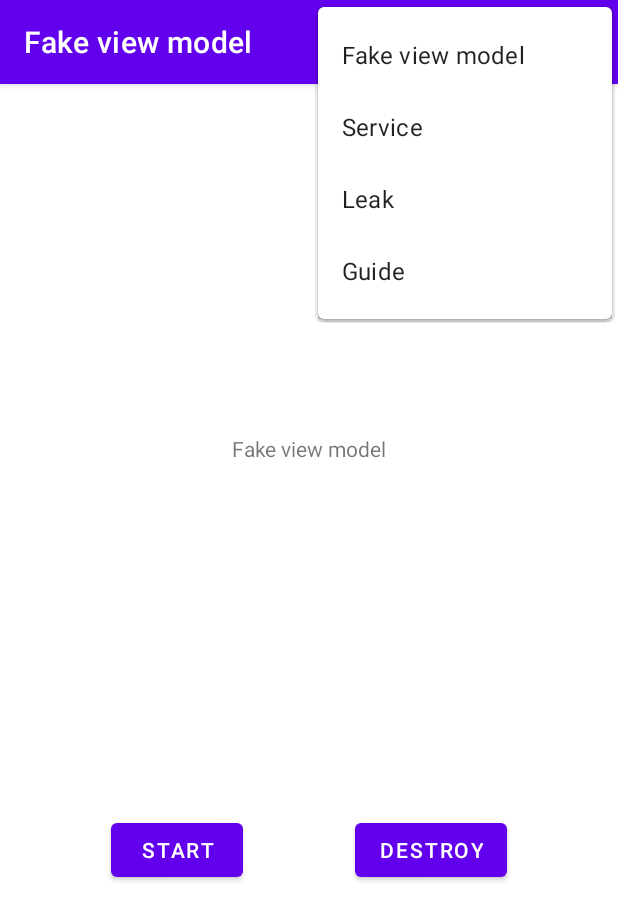
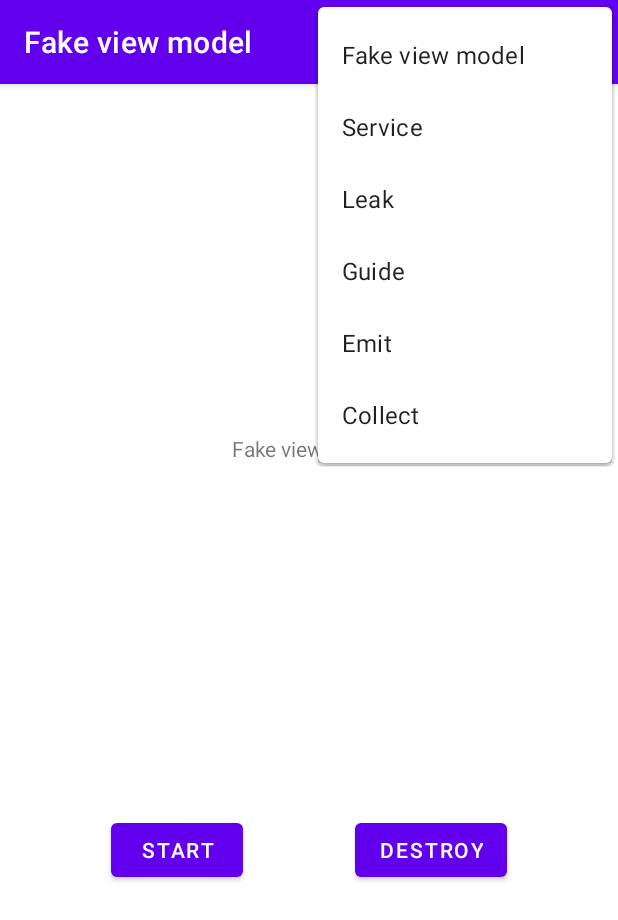
Before and after one commit to JakubMosakowski/coroutines-playground, an Android app: the screen it shows after launch (MainActivity), with the options menu open, on a phone screen of 412 x 824 dp. Shown: the top 920 px of the screen. Run offline under Robolectric (Android 15) with nearby library versions, the phone set to English and light mode, and no system bars; our stand-ins replace navigation-ui.

Commit message:
add shared example

```diff
--- /dev/null
+++ b/app/src/main/java/com/jakmos/coroutinesplayground/guide/shared/SharedFlow.kt
@@ -0,0 +1,5 @@
+package com.jakmos.coroutinesplayground.guide.shared
+
+import kotlinx.coroutines.flow.MutableSharedFlow
+
+val sampleSharedFlow = MutableSharedFlow<Int>()
--- a/app/src/main/res/menu/menu_main.xml
+++ b/app/src/main/res/menu/menu_main.xml
@@ -21,4 +21,14 @@
         android:id="@+id/action_guide"
         android:title="@string/guide"
         app:showAsAction="never" />
+
+    <item
+        android:id="@+id/action_emit"
+        android:title="@string/emit"
+        app:showAsAction="never" />
+
+    <item
+        android:id="@+id/action_collect"
+        android:title="@string/collect"
+        app:showAsAction="never" />
 </menu>
--- a/app/src/main/res/navigation/nav_graph.xml
+++ b/app/src/main/res/navigation/nav_graph.xml
@@ -17,6 +17,14 @@
         android:id="@+id/toGuideFragment"
         app:destination="@id/GuideFragment" />
 
+    <action
+        android:id="@+id/toEmitFragment"
+        app:destination="@id/EmitFragment" />
+
+    <action
+        android:id="@+id/toCollectFragment"
+        app:destination="@id/CollectFragment" />
+
     <fragment
         android:id="@+id/FakeViewModelFragment"
         android:name="com.jakmos.coroutinesplayground.fakeviewmodel.FakeViewModelFragment"
@@ -34,4 +42,16 @@
         android:name="com.jakmos.coroutinesplayground.guide.GuideFragment"
         android:label="@string/guide"
         tools:layout="@layout/fragment_guide" />
+
+    <fragment
+        android:id="@+id/EmitFragment"
+        android:name="com.jakmos.coroutinesplayground.guide.shared.emit.EmitFragment"
+        android:label="@string/emit"
+        tools:layout="@layout/fragment_emit" />
+
+    <fragment
+        android:id="@+id/CollectFragment"
+        android:name="com.jakmos.coroutinesplayground.guide.shared.collect.CollectFragment"
+        android:label="@string/collect"
+        tools:layout="@layout/fragment_collect" />
 </navigation>
--- a/app/src/main/res/values/strings.xml
+++ b/app/src/main/res/values/strings.xml
@@ -7,4 +7,6 @@
     <string name="service">Service</string>
     <string name="leak">Leak</string>
     <string name="guide">Guide</string>
+    <string name="emit">Emit</string>
+    <string name="collect">Collect</string>
 </resources>
```
Also changed, not shown: app/src/main/java/com/jakmos/coroutinesplayground/MainActivity.kt (+8 -0 lines), app/src/main/java/com/jakmos/coroutinesplayground/guide/shared/collect/CollectFragment.kt (added, +45 -0 lines), app/src/main/java/com/jakmos/coroutinesplayground/guide/shared/collect/CollectViewModel.kt (added, +15 -0 lines), app/src/main/java/com/jakmos/coroutinesplayground/guide/shared/emit/EmitFragment.kt (added, +45 -0 lines), app/src/main/java/com/jakmos/coroutinesplayground/guide/shared/emit/EmitViewModel.kt (added, +14 -0 lines), app/src/main/res/layout/fragment_collect.xml (added, +16 -0 lines), app/src/main/res/layout/fragment_emit.xml (added, +16 -0 lines).
